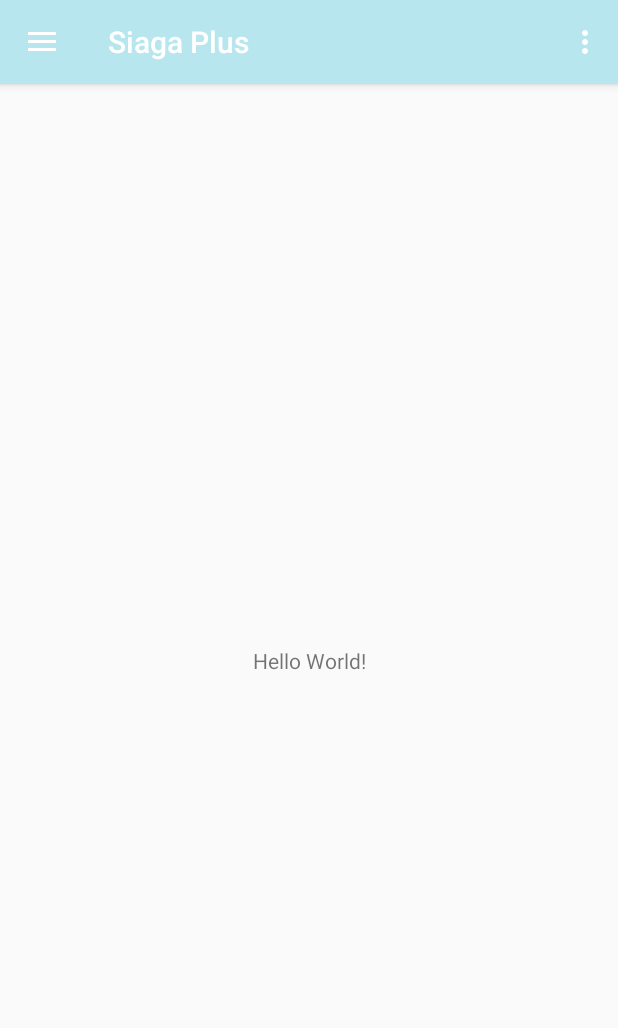
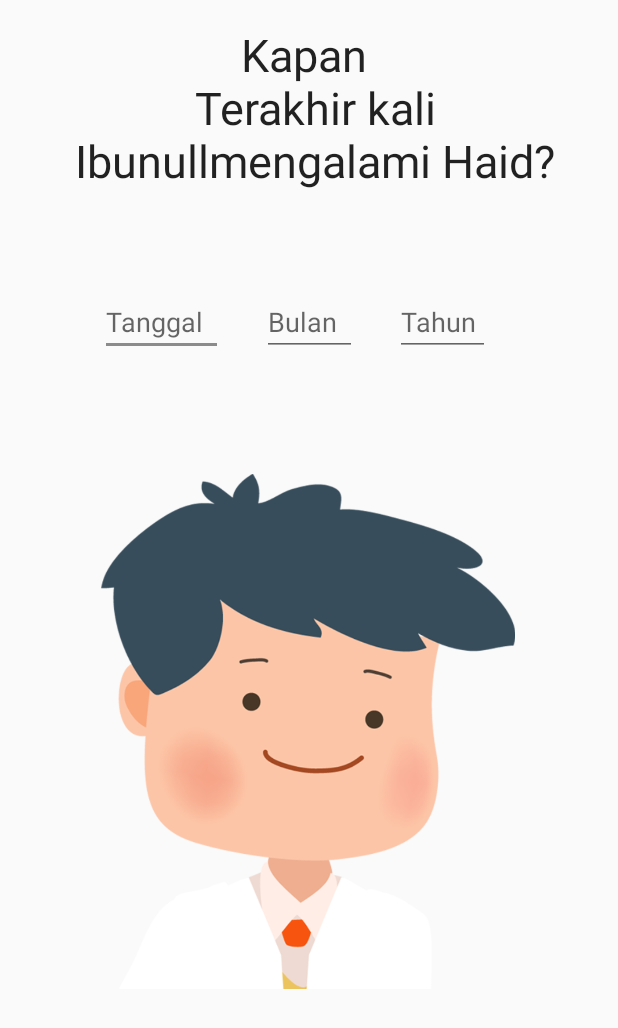
Before and after one commit to bryanagamk/siagaplus, an Android app: the screen it shows after launch (MainActivity before the commit, User2Activity after it), on a phone screen of 412 x 824 dp. Shown: the top 1028 px of the screen. Run offline under Robolectric (Android 15) with nearby library versions, the phone set to English and light mode, and no system bars; 1 statement that could not run was skipped.

```diff
--- /dev/null
+++ b/app/src/main/java/bro/id/siagaplus/Activity/User2Activity.java
@@ -0,0 +1,30 @@
+package bro.id.siagaplus.Activity;
+
+import android.os.Bundle;
+import android.support.v7.app.AppCompatActivity;
+import android.widget.TextView;
+
+import java.util.ArrayList;
+import java.util.List;
+
+import bro.id.siagaplus.Helper.DatabaseHelper;
+import bro.id.siagaplus.Model.User;
+import bro.id.siagaplus.R;
+
+public class User2Activity extends AppCompatActivity {
+
+    private DatabaseHelper db;
+    User user;
+
+    @Override
+    protected void onCreate(Bundle savedInstanceState) {
+        super.onCreate(savedInstanceState);
+        setContentView(R.layout.activity_user2);
+
+        TextView textView = (TextView) findViewById(R.id.kapan);
+        String nama = user.getName();
+        String txt = "Kapan \n Terakhir kali\n Ibu" + nama + "mengalami Haid?";
+        textView.setText(txt);
+
+    }
+}
--- a/app/src/main/res/layout/activity_user1.xml
+++ b/app/src/main/res/layout/activity_user1.xml
@@ -35,7 +35,8 @@
         app:layout_constraintEnd_toEndOf="parent"
         app:layout_constraintStart_toStartOf="parent"
         app:layout_constraintTop_toTopOf="parent"
-        app:layout_constraintVertical_bias="0.109" />
+        app:layout_constraintVertical_bias="0.109"
+        android:inputType="text" />
 
     <Button
         android:id="@+id/confirm_user"
--- /dev/null
+++ b/app/src/main/res/layout/activity_user2.xml
@@ -0,0 +1,77 @@
+<?xml version="1.0" encoding="utf-8"?>
+<android.support.constraint.ConstraintLayout xmlns:android="http://schemas.android.com/apk/res/android"
+    xmlns:app="http://schemas.android.com/apk/res-auto"
+    xmlns:tools="http://schemas.android.com/tools"
+    android:layout_width="match_parent"
+    android:layout_height="match_parent"
+    tools:context=".Activity.User1Activity">
+
+    <TextView
+        android:id="@+id/kapan"
+        android:layout_width="match_parent"
+        android:layout_height="wrap_content"
+        android:layout_marginEnd="8dp"
+        android:layout_marginStart="8dp"
+        android:layout_marginTop="16dp"
+        android:gravity="center"
+        android:text="Kapan\nibu nama\nterakhir kali\n Haid?"
+        android:textAppearance="@style/TextAppearance.AppCompat.Headline"
+        android:textSize="30sp"
+        app:layout_constraintEnd_toEndOf="parent"
+        app:layout_constraintStart_toStartOf="parent"
+        app:layout_constraintTop_toTopOf="parent" />
+
+
+
+    <ImageView
+        android:id="@+id/imageView2"
+        android:layout_width="276dp"
+        android:layout_height="439dp"
+        android:layout_marginEnd="16dp"
+        android:layout_marginStart="16dp"
+        android:layout_marginTop="268dp"
+        app:layout_constraintEnd_toEndOf="parent"
+        app:layout_constraintHorizontal_bias="0.495"
+        app:layout_constraintStart_toStartOf="parent"
+        app:layout_constraintTop_toTopOf="parent"
+        app:srcCompat="@drawable/doktercowok" />
+
+    <EditText
+        android:id="@+id/etTgl"
+        android:layout_width="82dp"
+        android:layout_height="wrap_content"
+        android:layout_marginTop="192dp"
+        android:ems="10"
+        android:hint="Tanggal"
+        android:inputType="number"
+        app:layout_constraintEnd_toEndOf="parent"
+        app:layout_constraintHorizontal_bias="0.203"
+        app:layout_constraintStart_toStartOf="parent"
+        app:layout_constraintTop_toTopOf="parent" />
+
+    <EditText
+        android:id="@+id/etThn"
+        android:layout_width="63dp"
+        android:layout_height="wrap_content"
+        android:layout_marginTop="192dp"
+        android:ems="10"
+        android:hint="Tahun"
+        android:inputType="number"
+        app:layout_constraintEnd_toEndOf="parent"
+        app:layout_constraintHorizontal_bias="0.755"
+        app:layout_constraintStart_toStartOf="parent"
+        app:layout_constraintTop_toTopOf="parent" />
+
+    <EditText
+        android:id="@+id/etBln2"
+        android:layout_width="63dp"
+        android:layout_height="wrap_content"
+        android:layout_marginTop="192dp"
+        android:ems="10"
+        android:hint="Bulan"
+        android:inputType="number"
+        app:layout_constraintEnd_toEndOf="parent"
+        app:layout_constraintStart_toStartOf="parent"
+        app:layout_constraintTop_toTopOf="parent" />
+
+</android.support.constraint.ConstraintLayout>
```
Also changed, not shown: app/src/main/AndroidManifest.xml (+5 -2 lines), app/src/main/java/bro/id/siagaplus/Activity/User1Activity.java (+31 -0 lines), app/src/main/java/bro/id/siagaplus/Helper/DatabaseHelper.java (+125 -1 lines), app/src/main/java/bro/id/siagaplus/Model/User.java (+17 -6 lines).
